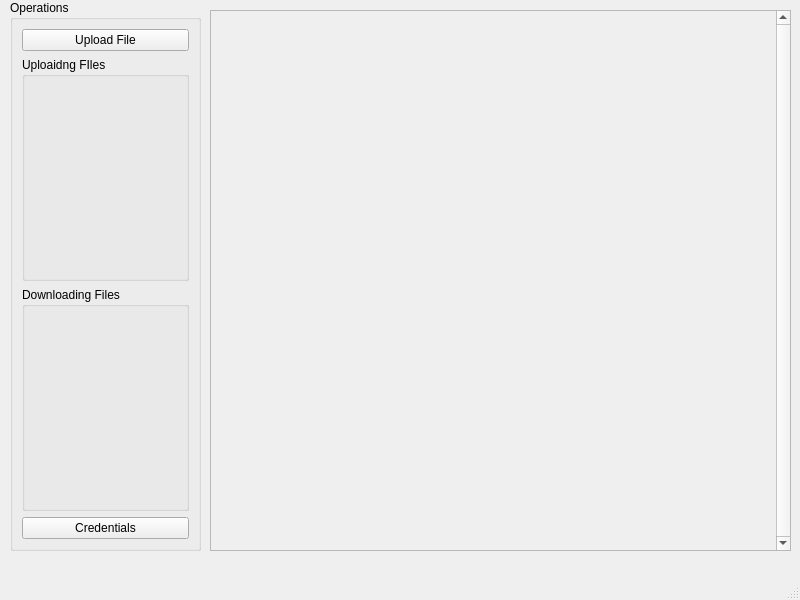
This is client/main.ui in Smilin-Dominator/smilin_file_hosting as Qt 5 draws it before an edit. The edited form follows.
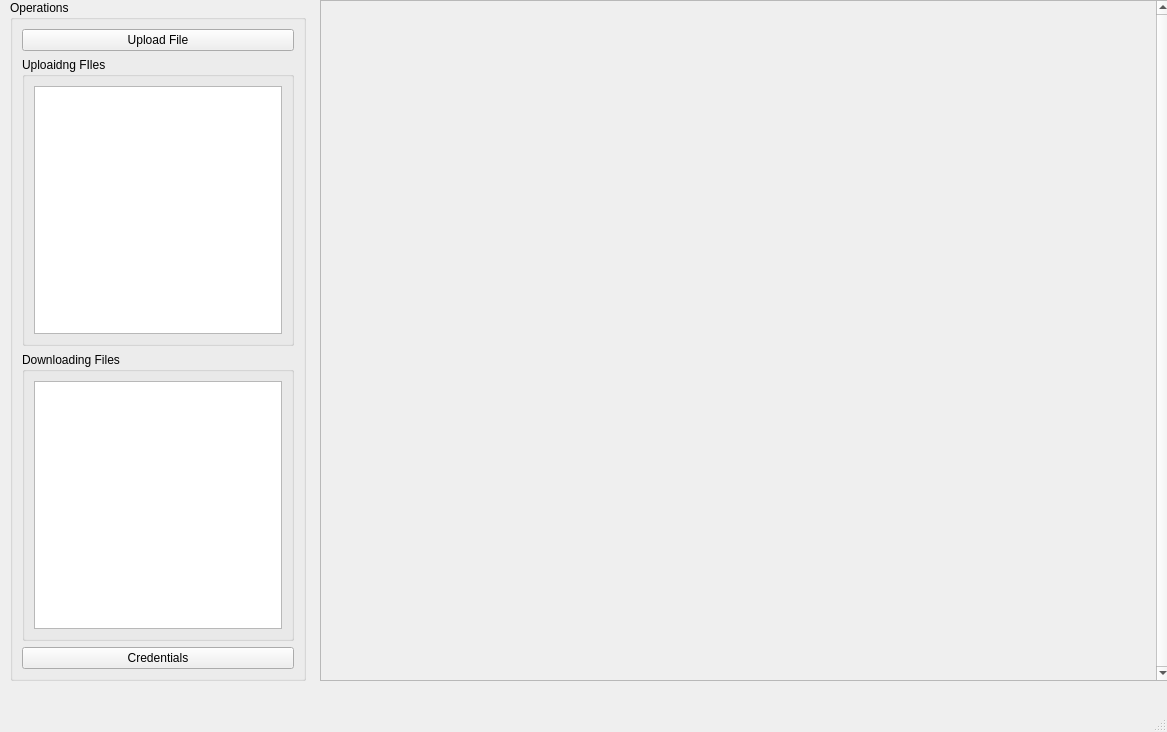
This is the edited form.

Commit message: feat: Made ListWidgets to store uploading and downloading files

The edit to the form file:
```diff
--- a/client/main.ui
+++ b/client/main.ui
@@ -6,8 +6,8 @@
    <rect>
     <x>0</x>
     <y>0</y>
-    <width>800</width>
-    <height>600</height>
+    <width>1167</width>
+    <height>732</height>
    </rect>
   </property>
   <property name="windowTitle">
@@ -17,10 +17,10 @@
    <widget class="QScrollArea" name="file_container">
     <property name="geometry">
      <rect>
-      <x>210</x>
-      <y>10</y>
-      <width>581</width>
-      <height>541</height>
+      <x>320</x>
+      <y>0</y>
+      <width>851</width>
+      <height>681</height>
      </rect>
     </property>
     <property name="verticalScrollBarPolicy">
@@ -40,8 +40,8 @@
       <rect>
        <x>0</x>
        <y>0</y>
-       <width>562</width>
-       <height>539</height>
+       <width>832</width>
+       <height>679</height>
       </rect>
      </property>
      <layout class="QVBoxLayout" name="verticalLayout"/>
@@ -52,8 +52,8 @@
      <rect>
       <x>10</x>
       <y>0</y>
-      <width>191</width>
-      <height>551</height>
+      <width>296</width>
+      <height>681</height>
      </rect>
     </property>
     <property name="title">
@@ -68,17 +68,27 @@
       </widget>
      </item>
      <item>
-      <widget class="QGroupBox" name="uploading_files_status">
+      <widget class="QGroupBox" name="uploading_files_container">
        <property name="title">
         <string>Uploaidng FIles</string>
        </property>
+       <layout class="QVBoxLayout" name="verticalLayout_4">
+        <item>
+         <widget class="QListWidget" name="uploading_files_status"/>
+        </item>
+       </layout>
       </widget>
      </item>
      <item>
-      <widget class="QGroupBox" name="downloading_files_status">
+      <widget class="QGroupBox" name="downloading_files_container">
        <property name="title">
         <string>Downloading Files</string>
        </property>
+       <layout class="QVBoxLayout" name="verticalLayout_5">
+        <item>
+         <widget class="QListWidget" name="downloading_files_status"/>
+        </item>
+       </layout>
       </widget>
      </item>
      <item>
```
Left out of the diff: 2 changed lines with no effect on the pictures. The commit also changes 1 other file.
